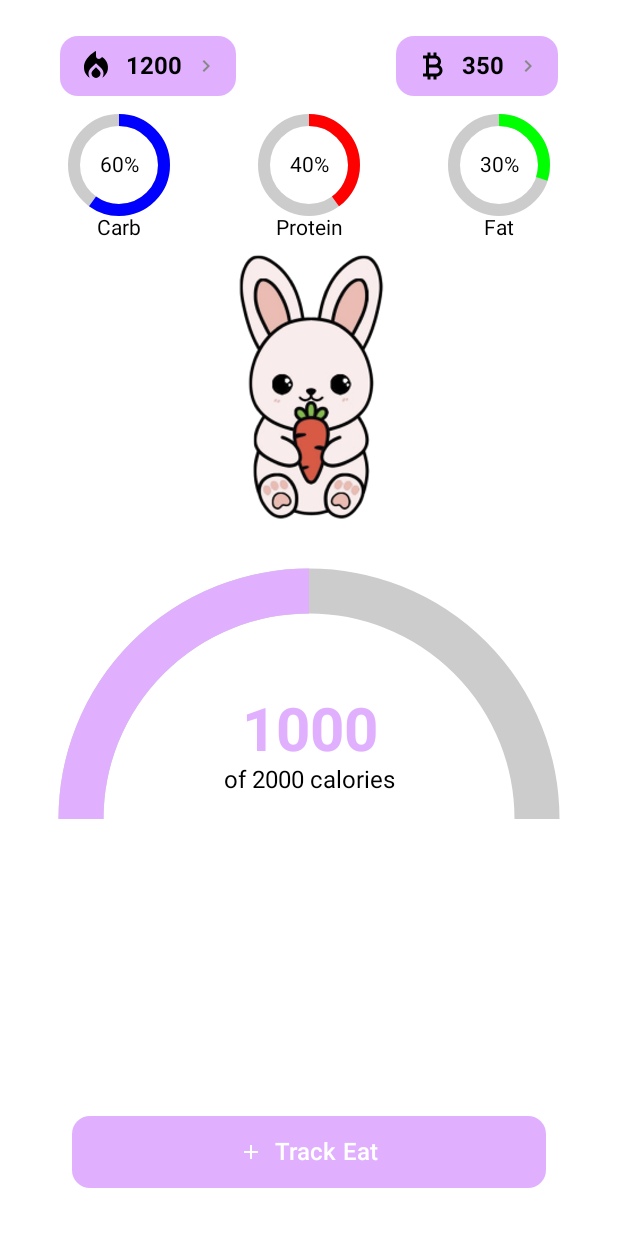
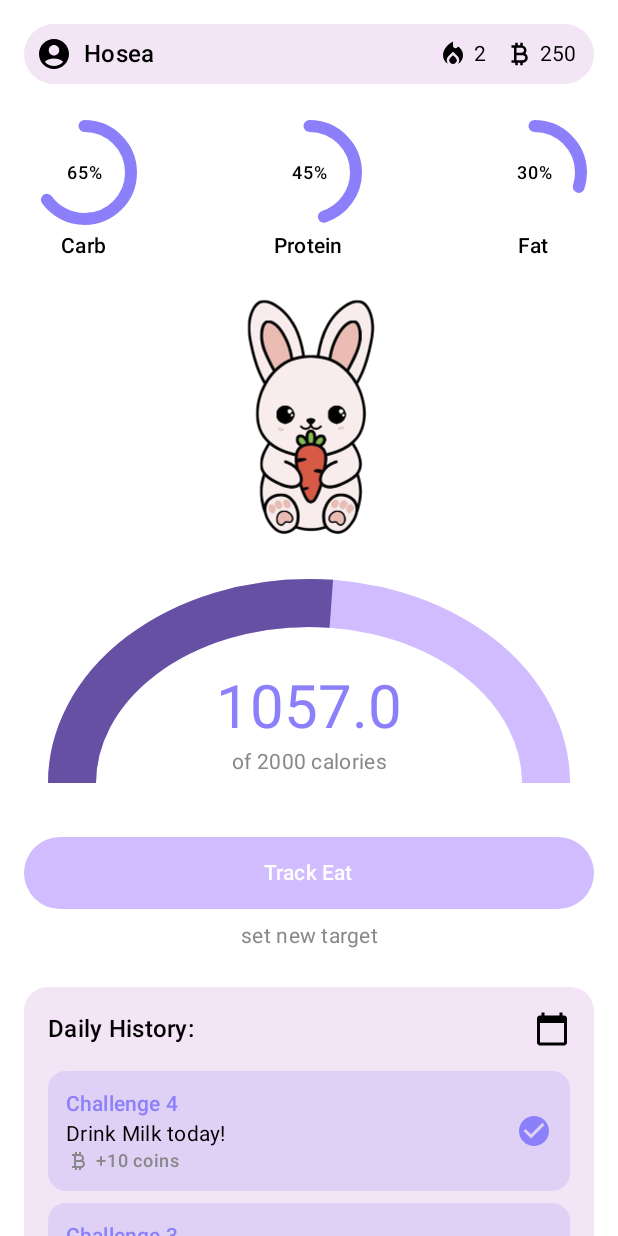
Before and after one commit to Prjnaa/Project-MobileApp, an Android app built with Jetpack Compose: the @Preview function CalorieTrackerScreen, on a phone screen of 412 x 824 dp. Run offline under Robolectric (Android 15) with nearby library versions, the light colour scheme and no system bars.

Commit message:
Perbaikan tampilan main
Ngga tau code warnanya, warna yang di theme agk beda

```diff
--- a/app/src/main/java/com/project/projectmap/ui/screens/main/CalorieTrackerScreen.kt
+++ b/app/src/main/java/com/project/projectmap/ui/screens/main/CalorieTrackerScreen.kt
@@ -5,119 +5,174 @@ import androidx.compose.foundation.Canvas
 import androidx.compose.foundation.Image
 import androidx.compose.foundation.background
 import androidx.compose.foundation.layout.*
-import androidx.compose.foundation.lazy.LazyColumn
+import androidx.compose.foundation.rememberScrollState
 import androidx.compose.foundation.shape.RoundedCornerShape
+import androidx.compose.foundation.verticalScroll
 import androidx.compose.material3.*
 import androidx.compose.runtime.Composable
 import androidx.compose.ui.Alignment
 import androidx.compose.ui.Modifier
+import androidx.compose.ui.draw.clip
 import androidx.compose.ui.graphics.Color
 import androidx.compose.ui.graphics.drawscope.Stroke
 import androidx.compose.ui.platform.LocalContext
 import androidx.compose.ui.res.painterResource
 import androidx.compose.ui.text.font.FontWeight
 import androidx.compose.ui.text.style.TextAlign
+import androidx.compose.ui.tooling.preview.Preview
 import androidx.compose.ui.unit.dp
 import androidx.compose.ui.unit.sp
 import com.project.projectmap.R
 import com.project.projectmap.ui.screens.camera.MainActivity
+import com.project.projectmap.ui.theme.Purple40
+import com.project.projectmap.ui.theme.Purple80
 
 @Composable
+@Preview
 fun CalorieTrackerScreen() {
-    LazyColumn(
+    // Wrap entire content in a scrollable column
+    Column(
         modifier = Modifier
             .fillMaxSize()
             .background(Color.White)
+            .verticalScroll(rememberScrollState()) // Main scroll for entire screen
             .padding(16.dp),
-        verticalArrangement = Arrangement.spacedBy(8.dp) // Kurangi jarak antar elemen
+        verticalArrangement = Arrangement.Top
     ) {
-        item {
-            TopBar()
+        // User Info Bar
+        UserInfoBar()
+
+        Spacer(modifier = Modifier.height(24.dp))
+
+        // Macronutrient Progress
+        MacronutrientRow()
+
+        Spacer(modifier = Modifier.height(24.dp))
+
+        // Bunny Image
+        BunnyImage()
+
+        Spacer(modifier = Modifier.height(24.dp))
+
+        // Calorie Progress
+        CalorieProgress(
+            progress = 0.53f,
+            totalCalories = 2000,
+            currentCalories = 1057
+        )
+
+        Spacer(modifier = Modifier.height(16.dp))
+
+        // Track Eat Button
+        TrackEatButton()
+
+        Spacer(modifier = Modifier.height(8.dp))
+
+        // Set New Target Text
+        SetNewTarget()
+
+        Spacer(modifier = Modifier.height(24.dp))
+
+        // Daily Challenges with fixed height
+        DailyChallenges()
+
+        // Add bottom spacing to ensure content doesn't get cut off
+        Spacer(modifier = Modifier.height(16.dp))
     }
-        item {
-            MacronutrientRow()
 }
-        item {
-            BunnyImage()
+
+@Composable
+fun UserInfoBar() {
+    Row(
+        modifier = Modifier
+            .fillMaxWidth()
+            .background(
+                color = Color(0xFFF3E5F5),
+                shape = RoundedCornerShape(50.dp)
+            )
+            .padding(8.dp),
+        horizontalArrangement = Arrangement.SpaceBetween,
+        verticalAlignment = Alignment.CenterVertically
+    ) {
+        // User Info
+        Row(
+            verticalAlignment = Alignment.CenterVertically
+        ) {
+            Icon(
+                painter = painterResource(id = R.drawable.profile_icon),
+                contentDescription = "Profile",
+                modifier = Modifier.size(24.dp),
+                tint = Color.Unspecified
+            )
+            Spacer(modifier = Modifier.width(8.dp))
+            Text(
+                text = "Hosea",
+                style = MaterialTheme.typography.titleMedium
+            )
         }
-        item {
-            CalorieProgress()
-        }
-        item {
-            TrackEatButton()
-        }
-        item {
-            SetNewTarget()
-        }
-        item {
-            ChallengesSection()
+
+        // Points
+        Row(
+            verticalAlignment = Alignment.CenterVertically
+        ) {
+            Icon(
+                painter = painterResource(id = R.drawable.fire_icon),
+                contentDescription = "Fire points",
+                modifier = Modifier.size(20.dp)
+            )
+            Text(text = "2", modifier = Modifier.padding(horizontal = 4.dp))
+
+            Spacer(modifier = Modifier.width(8.dp))
+
+            Icon(
+                painter = painterResource(id = R.drawable.coin_icon),
+                contentDescription = "Coins",
+                modifier = Modifier.size(20.dp)
+            )
+            Text(text = "250", modifier = Modifier.padding(horizontal = 4.dp))
         }
     }
 }
 
 @Composable
-fun TopBar() {
+fun MacronutrientRow() {
     Row(
-        modifier = Modifier
-            .fillMaxWidth()
-            .padding(horizontal = 16.dp, vertical = 8.dp),
-        horizontalArrangement = Arrangement.SpaceBetween,
-        verticalAlignment = Alignment.CenterVertically
+        modifier = Modifier.fillMaxWidth(),
+        horizontalArrangement = Arrangement.SpaceBetween
     ) {
-        // Fire Icon with Points
-        IconWithArrowAndPoints(
-            iconRes = R.drawable.fire_icon,
-            contentDescription = "Fire",
-            points = 1200
-        )
-
-        // Coin Icon with Points
-        IconWithArrowAndPoints(
-            iconRes = R.drawable.coin_icon,
-            contentDescription = "Coin",
-            points = 350
-        )
+        MacronutrientItem("Carb", 0.65f, Color(0xFF8B80F9))
+        MacronutrientItem("Protein", 0.45f, Color(0xFF8B80F9))
+        MacronutrientItem("Fat", 0.30f, Color(0xFF8B80F9))
     }
 }
 
 @Composable
-fun IconWithArrowAndPoints(iconRes: Int, contentDescription: String, points: Int) {
-    Card(
-        modifier = Modifier
-            .wrapContentSize()
-            .padding(horizontal = 8.dp),
-        shape = RoundedCornerShape(12.dp),
-        colors = CardDefaults.cardColors(containerColor = Color(0xFFE0B0FF))
+fun MacronutrientItem(name: String, progress: Float, color: Color) {
+    Column(
+        horizontalAlignment = Alignment.CenterHorizontally,
+        modifier = Modifier.width(80.dp)
     ) {
-        Row(
-            modifier = Modifier
-                .padding(horizontal = 12.dp, vertical = 8.dp),
-            verticalAlignment = Alignment.CenterVertically
+        Box(
+            contentAlignment = Alignment.Center,
+            modifier = Modifier.size(70.dp)
         ) {
-            Icon(
-                painter = painterResource(id = iconRes),
-                contentDescription = contentDescription,
-                modifier = Modifier.size(24.dp)
+            CircularProgressIndicator(
+                progress = progress,
+                modifier = Modifier.fillMaxSize(),
+                color = color,
+                strokeWidth = 8.dp
             )
-
-            Spacer(modifier = Modifier.width(8.dp))
-
             Text(
-                text = "$points",
-                fontWeight = FontWeight.Bold,
-                fontSize = 16.sp,
-                color = Color.Black
-            )
-
-            Spacer(modifier = Modifier.width(8.dp))
-
-            Icon(
-                painter = painterResource(id = R.drawable.ic_arrow_right), // Ikon panah kanan
-                contentDescription = "Arrow",
-                modifier = Modifier.size(16.dp),
-                tint = Color.Gray
+                text = "${(progress * 100).toInt()}%",
+                style = MaterialTheme.typography.labelMedium
             )
         }
+        Spacer(modifier = Modifier.height(4.dp))
+        Text(
+            text = name,
+            style = MaterialTheme.typography.bodyMedium,
+            fontWeight = FontWeight.Medium
+        )
     }
 }
 
@@ -129,64 +184,88 @@ fun BunnyImage() {
     ) {
         Image(
             painter = painterResource(id = R.drawable.bunny),
-            contentDescription = "Cute bunny",
-            modifier = Modifier.size(180.dp) // Ukuran gambar Bunny tetap
+            contentDescription = "Cute bunny with carrot",
+            modifier = Modifier.size(160.dp)
         )
     }
 }
 
 @Composable
 fun CalorieProgress(
-    progress: Float = 0.5f,
-    totalCalories: Int = 2000,
-    currentCalories: Int = 1000
+    progress: Float,
+    totalCalories: Int,
+    currentCalories: Int,
+    modifier: Modifier = Modifier
 ) {
-    val sweepAngle = 180 * progress
-    val color = Color(0xFFE0B0FF)
-
     Box(
-        contentAlignment = Alignment.Center,
+        modifier = modifier
+            .fillMaxWidth()
+            .height(160.dp)
+            .padding(horizontal = 32.dp),
+        contentAlignment = Alignment.Center
+    ) {
+        // Container for both arc and text to ensure proper layering
+        Box(
             modifier = Modifier
                 .fillMaxWidth()
-            .aspectRatio(1f)
-            .padding(vertical = 0.dp)
+                .height(120.dp),
+            contentAlignment = Alignment.Center
         ) {
+            // Progress Arc
             Canvas(
-            modifier = Modifier.fillMaxSize(0.8f)
+                modifier = Modifier
+                    .fillMaxWidth()
+                    .height(120.dp)
             ) {
+                val thickness = 32.dp.toPx()
+                val startAngle = 180f
+                val sweepAngle = 180f
+
+                // Draw background arc
                 drawArc(
-                color = Color.LightGray,
-                startAngle = 180f,
-                sweepAngle = 180f,
+                    color = Purple80,
+                    startAngle = startAngle,
+                    sweepAngle = sweepAngle,
                     useCenter = false,
-                style = Stroke(width = 30.dp.toPx())
+                    style = Stroke(width = thickness),
+                    size = size.copy(height = size.height * 2)
                 )
 
+                // Draw progress arc
                 drawArc(
-                color = color,
-                startAngle = 180f,
-                sweepAngle = sweepAngle,
+                    color = Purple40,
+                    startAngle = startAngle,
+                    sweepAngle = sweepAngle * progress,
                     useCenter = false,
-                style = Stroke(width = 30.dp.toPx())
+                    style = Stroke(width = thickness),
+                    size = size.copy(height = size.height * 2)
                 )
             }
 
+            // Calorie text positioned exactly in the center
             Column(
                 horizontalAlignment = Alignment.CenterHorizontally,
-            verticalArrangement = Arrangement.Center,
-            modifier = Modifier.offset(y = (-50).dp)
+                modifier = Modifier
+                    .offset(y = 20.dp) // Adjusted to be more centered within the arc
             ) {
                 Text(
-                text = "$currentCalories",
+                    text = String.format("%.1f", currentCalories.toFloat()),
+                    style = MaterialTheme.typography.displayMedium.copy(
                         fontSize = 40.sp,
-                fontWeight = FontWeight.Bold,
-                color = color
+                        fontWeight = FontWeight.Normal,
+                        textAlign = TextAlign.Center
+                    ),
+                    color = Color(0xFF8B80F9)
                 )
                 Text(
                     text = "of $totalCalories calories",
-                fontSize = 16.sp,
-                color = Color.Black
+                    style = MaterialTheme.typography.bodyMedium.copy(
+                        fontSize = 14.sp,
+                        color = Color.Gray,
+                        textAlign = TextAlign.Center
                     )
+                )
+            }
         }
     }
 }
@@ -197,28 +276,17 @@ fun TrackEatButton() {
     Button(
         onClick = {
             val intent = Intent(context, MainActivity::class.java)
-            context.startActivity(intent) // Memulai aktivitas Camera
+            context.startActivity(intent)
         },
         modifier = Modifier
             .fillMaxWidth()
-            .height(48.dp)
-            .padding(horizontal = 32.dp),
-        colors = ButtonDefaults.buttonColors(containerColor = Color(0xFFE0B0FF)),
-        shape = RoundedCornerShape(12.dp)
+            .height(48.dp),
+        colors = ButtonDefaults.buttonColors(
+            containerColor = Purple80
+        ),
+        shape = RoundedCornerShape(24.dp)
     ) {
-        Row(
-            verticalAlignment = Alignment.CenterVertically,
-            horizontalArrangement = Arrangement.Center
-        ) {
-            Icon(
-                painter = painterResource(id = R.drawable.ic_add),
-                contentDescription = "Add",
-                modifier = Modifier.size(16.dp),
-                tint = Color.White
-            )
-            Spacer(modifier = Modifier.width(8.dp))
-            Text("Track Eat", color = Color.White, fontSize = 16.sp)
-        }
+        Text("Track Eat")
     }
 }
 
@@ -226,129 +294,124 @@ fun TrackEatButton() {
 fun SetNewTarget() {
     Text(
         text = "set new target",
-        fontSize = 14.sp,
-        color = Color.Gray,
-        modifier = Modifier
-            .fillMaxWidth()
-            .padding(top = 8.dp),
-        textAlign = TextAlign.Center
+        modifier = Modifier.fillMaxWidth(),
+        textAlign = TextAlign.Center,
+        style = MaterialTheme.typography.bodyMedium,
+        color = Color.Gray
     )
 }
 
 @Composable
-fun MacronutrientRow() {
-    Row(
-        modifier = Modifier.fillMaxWidth(),
-        horizontalArrangement = Arrangement.SpaceAround // Jarak yang merata antar item
-    ) {
-        MacronutrientItem("Carb", 0.6f, Color.Blue)
-        MacronutrientItem("Protein", 0.4f, Color.Red)
-        MacronutrientItem("Fat", 0.3f, Color.Green)
-    }
-}
-
-@Composable
-fun MacronutrientItem(name: String, progress: Float, color: Color) {
-    Column(horizontalAlignment = Alignment.CenterHorizontally) {
-        Box(
-            contentAlignment = Alignment.Center,
-            modifier = Modifier.size(60.dp)
-        ) {
-            Canvas(modifier = Modifier.size(60.dp)) {
-                drawCircle(
-                    color = Color.LightGray,
-                    radius = size.minDimension / 2,
-                    style = Stroke(width = 8.dp.toPx())
-                )
-                drawArc(
-                    color = color,
-                    startAngle = -90f,
-                    sweepAngle = 360 * progress,
-                    useCenter = false,
-                    style = Stroke(width = 8.dp.toPx()),
-                    size = size
-                )
-            }
-            Text(
-                text = "${(progress * 100).toInt()}%",
-                fontSize = 14.sp,
-                color = Color.Black
-            )
-        }
-        Spacer(modifier = Modifier.height(4.dp))
-        Text(text = name, fontSize = 14.sp)
-    }
-}
-
-@Composable
-fun ChallengesSection() {
+fun DailyChallenges() {
     Card(
         modifier = Modifier
             .fillMaxWidth()
-            .padding(8.dp),
-        colors = CardDefaults.cardColors(containerColor = Color(0xFFE0B0FF)),
+            // Fixed height for the card to show ~3.5 items
+            .height(380.dp),
+        colors = CardDefaults.cardColors(
+            containerColor = Color(0xFFF3E5F5)
+        ),
         shape = RoundedCornerShape(16.dp)
     ) {
         Column(
+            modifier = Modifier.padding(16.dp)
+        ) {
+            // Header
+            Row(
+                modifier = Modifier.fillMaxWidth(),
+                horizontalArrangement = Arrangement.SpaceBetween,
+                verticalAlignment = Alignment.CenterVertically
+            ) {
+                Text(
+                    text = "Daily History:",
+                    style = MaterialTheme.typography.titleMedium
+                )
+                Icon(
+                    painter = painterResource(id = R.drawable.history_icon),
+                    contentDescription = "History",
+                    modifier = Modifier.size(24.dp)
+                )
+            }
+
+            Spacer(modifier = Modifier.height(16.dp))
+
+            // Separate scrollable container for challenge items
+            Column(
                 modifier = Modifier
                     .fillMaxWidth()
-                .padding(16.dp)
+                    // Calculate height to show ~3.5 items
+                    // Available space = Card height (380) - padding (32) - header (~40) - spacing (16) ≈ 292dp
+                    .height(292.dp)
+                    .verticalScroll(rememberScrollState())
             ) {
-            Text(
-                text = "Complete today's challenges x/3",
-                fontSize = 18.sp,
-                fontWeight = FontWeight.Bold,
-                color = Color.Black
-            )
-            Spacer(modifier = Modifier.height(16.dp))
-
-            repeat(3) { index ->
-                ChallengeItem(isCompleted = index == 0)
-                Spacer(modifier = Modifier.height(16.dp))
+                ChallengeItem("Challenge 4", "Drink Milk today!", true)
+                Spacer(modifier = Modifier.height(8.dp))
+                ChallengeItem("Challenge 3", "Drink Fanta today!", false)
+                Spacer(modifier = Modifier.height(8.dp))
+                ChallengeItem("Challenge 2", "Eat Soto today!", false)
+                Spacer(modifier = Modifier.height(8.dp))
+                ChallengeItem("Challenge 1", "Eat Veggie Salad!", true)
+                Spacer(modifier = Modifier.height(8.dp))
+                ChallengeItem("Challenge 0", "Drink Water!", true)
+                Spacer(modifier = Modifier.height(8.dp))
+                ChallengeItem("Previous Challenge", "Exercise 30 minutes!", true)
             }
         }
     }
 }
 
 @Composable
-fun ChallengeItem(isCompleted: Boolean = false) {
+fun ChallengeItem(title: String, description: String, isCompleted: Boolean) {
     Card(
-        modifier = Modifier.fillMaxWidth(),
-        colors = CardDefaults.cardColors(containerColor = Color(0xFFD08BFF)),
-        shape = RoundedCornerShape(16.dp)
+        modifier = Modifier
+            .fillMaxWidth()
+            .height(80.dp),
+        colors = CardDefaults.cardColors(
+            containerColor = Color(0xFF8B80F9).copy(alpha = 0.2f)
+        ),
+        shape = RoundedCornerShape(12.dp)
     ) {
         Row(
             modifier = Modifier
-                .padding(16.dp)
+                .padding(12.dp)
                 .fillMaxWidth(),
             horizontalArrangement = Arrangement.SpaceBetween,
             verticalAlignment = Alignment.CenterVertically
         ) {
             Column {
                 Text(
-                    text = "Challenge 1",
-                    fontWeight = FontWeight.Bold,
-                    color = Color.Black
+                    text = title,
+                    style = MaterialTheme.typography.titleSmall,
+                    color = Color(0xFF8B80F9)
                 )
                 Text(
-                    text = "Drink milk today!",
-                    fontSize = 16.sp,
-                    fontWeight = FontWeight.SemiBold,
-                    color = Color.Black
+                    text = description,
+                    style = MaterialTheme.typography.bodyMedium
                 )
-                Spacer(modifier = Modifier.height(4.dp))
+                Row(
+                    verticalAlignment = Alignment.CenterVertically,
+                    horizontalArrangement = Arrangement.Start
+                ) {
+                    Icon(
+                        painter = painterResource(id = R.drawable.coin_icon),
+                        contentDescription = "Coins",
+                        modifier = Modifier.size(16.dp),
+                        tint = Color.Gray
+                    )
+                    Spacer(modifier = Modifier.width(4.dp))
                     Text(
                         text = "+10 coins",
-                    fontSize = 14.sp,
-                    color = Color.Black
+                        style = MaterialTheme.typography.labelMedium,
+                        color = Color.Gray
                     )
+                }
             }
 
             if (isCompleted) {
                 Icon(
                     painter = painterResource(id = R.drawable.ic_check),
                     contentDescription = "Completed",
-                    tint = Color.Black,
+                    tint = Color(0xFF8B80F9),
                     modifier = Modifier.size(24.dp)
                 )
             }
--- /dev/null
+++ b/app/src/main/res/drawable/history_icon.xml
@@ -0,0 +1,5 @@
+<vector xmlns:android="http://schemas.android.com/apk/res/android" android:height="24dp" android:tint="#000000" android:viewportHeight="24" android:viewportWidth="24" android:width="24dp">
+
+    <path android:fillColor="@android:color/white" android:pathData="M20,3h-1L19,1h-2v2L7,3L7,1L5,1v2L4,3c-1.1,0 -2,0.9 -2,2v16c0,1.1 0.9,2 2,2h16c1.1,0 2,-0.9 2,-2L22,5c0,-1.1 -0.9,-2 -2,-2zM20,21L4,21L4,8h16v13z"/>
+
+</vector>
--- /dev/null
+++ b/app/src/main/res/drawable/profile_icon.xml
@@ -0,0 +1,5 @@
+<vector xmlns:android="http://schemas.android.com/apk/res/android" android:height="24dp" android:tint="#000000" android:viewportHeight="24" android:viewportWidth="24" android:width="24dp">
+
+    <path android:fillColor="@android:color/white" android:pathData="M12,2C6.48,2 2,6.48 2,12s4.48,10 10,10s10,-4.48 10,-10S17.52,2 12,2zM12,6c1.93,0 3.5,1.57 3.5,3.5S13.93,13 12,13s-3.5,-1.57 -3.5,-3.5S10.07,6 12,6zM12,20c-2.03,0 -4.43,-0.82 -6.14,-2.88C7.55,15.8 9.68,15 12,15s4.45,0.8 6.14,2.12C16.43,19.18 14.03,20 12,20z"/>
+
+</vector>
```
Lines whose indentation alone changed are shown as unchanged.
